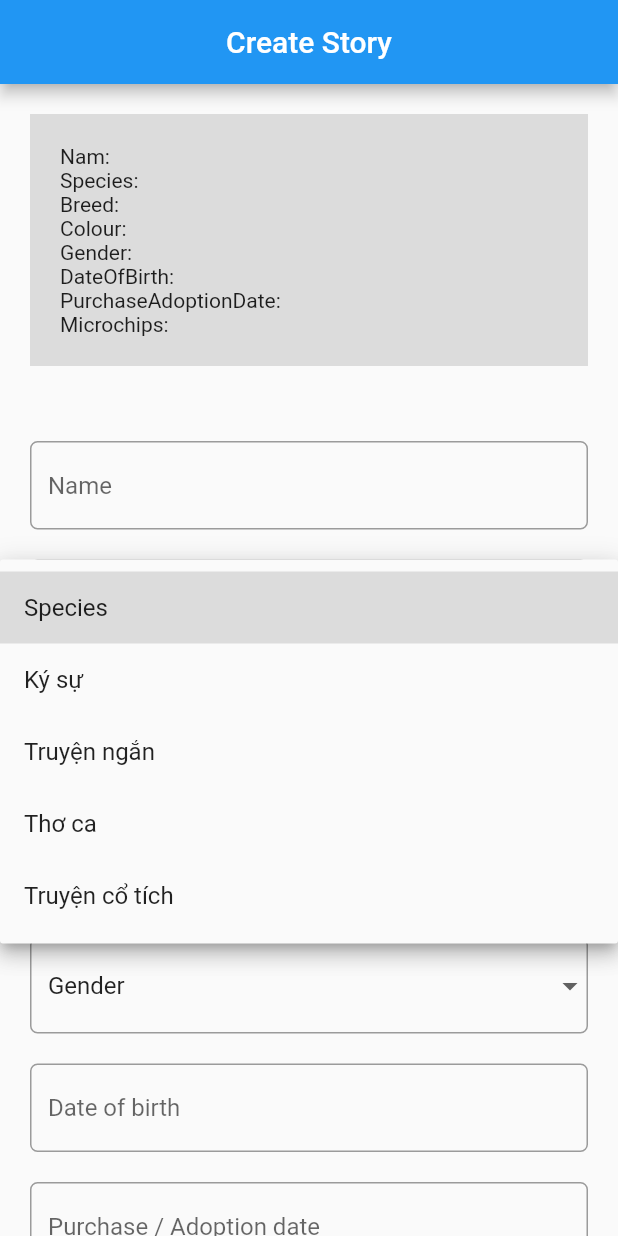
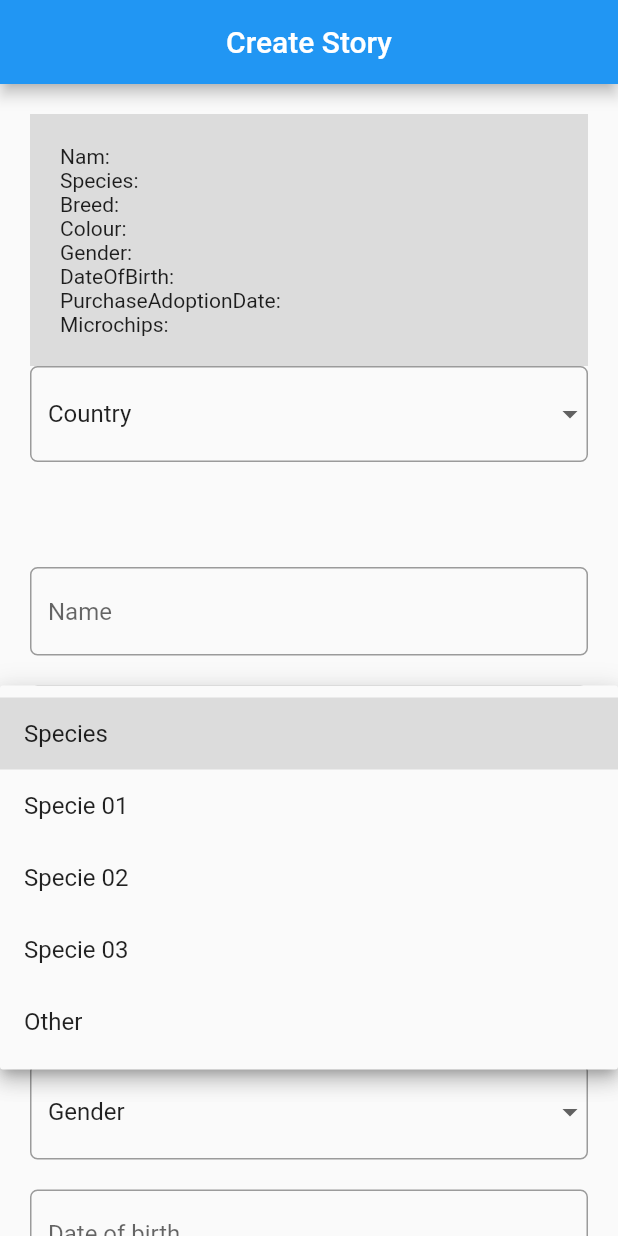
Before and after one commit to ducthuan1202/flutter-demo, a Flutter app: the screen it shows after launch, after a tap on "Species", on a phone screen of 412 x 824 dp. Run offline on Flutter 3.47's test engine with Material 2 defaults, Android fonts, the phone set to English and light mode, and no system bars; our stand-ins replace flutter_dotenv, graphql_flutter; network calls fail.

Commit message:
update code

```diff
--- /dev/null
+++ b/lib/graphql/queries/species.dart
@@ -0,0 +1,33 @@
+Future<List<Map<String, String>>> getSpecies() {
+  return Future.delayed(const Duration(seconds: 1), () => [
+    {'id': '1', 'name': 'Specie 01'},
+    {'id': '2', 'name': 'Specie 02'},
+    {'id': '3', 'name': 'Specie 03'},
+    {'id': '4', 'name': 'Other'},
+  ]);
+}
+
+Future<List<Map<String, String>>> getBreeds() {
+  return Future.delayed(const Duration(seconds: 1), () => [
+    {'id': '1', 'name': 'Breed 01'},
+    {'id': '2', 'name': 'Breed 02'},
+    {'id': '3', 'name': 'Breed 03'},
+    {'id': '4', 'name': 'Other'},
+  ]);
+}
+
+Future<List<Map<String, String>>> getColours() {
+  return Future.delayed(const Duration(seconds: 3), () => [
+    {'id': '1', 'name': 'Colour 01'},
+    {'id': '2', 'name': 'Colour 02'},
+    {'id': '3', 'name': 'Colour 03'},
+    {'id': '4', 'name': 'Other'},
+  ]);
+}
+
+Future<List<Map<String, String>>> getGenders() {
+  return Future.delayed(const Duration(seconds: 2), () => [
+    {'id': '1', 'name': 'Male'},
+    {'id': '2', 'name': 'Female'},
+  ]);
+}
--- a/lib/screens/story/partials/form.dart
+++ b/lib/screens/story/partials/form.dart
@@ -1,23 +1,10 @@
 import 'package:flutter/material.dart';
 import 'package:untitled/constants.dart';
 import 'package:untitled/graphql/queries/countries.dart';
+import 'package:untitled/graphql/queries/species.dart';
 import 'package:untitled/utils/form_helpers.dart';
 import 'package:untitled/widgets/select_options/index.dart';
 import 'package:untitled/widgets/text_input/index.dart';
-
-const List<Map<String, String>> categories = [
-  {'id': '1', 'name': 'Ký sự'},
-  {'id': '2', 'name': 'Truyện ngắn'},
-  {'id': '3', 'name': 'Thơ ca'},
-  {'id': '4', 'name': 'Truyện cổ tích'},
-];
-
-const List<Map<String, String>> authors = [
-  {'id': '1', 'name': 'Ngô Tất Tố'},
-  {'id': '2', 'name': 'Vũ Trọng Phụng'},
-  {'id': '3', 'name': 'Nam Cao'},
-  {'id': '4', 'name': 'Nguyễn Du'},
-];
 
 class StoryForm extends StatefulWidget {
   const StoryForm({Key? key}) : super(key: key);
@@ -29,10 +16,15 @@ class StoryForm extends StatefulWidget {
 class _StoryFormState extends State<StoryForm> {
   final _formKey = GlobalKey<FormState>();
   final _microchipInputController = TextEditingController();
+  List<Map<String, String>> speciesData = [];
+  List<Map<String, String>> breedData = [];
+  List<Map<String, String>> colourData = [];
+  List<Map<String, String>> genderData = [];
   List<Map<String, String>> countriesData = [];
   String? formValidateStatus;
 
   Map<String, dynamic> formData = {
+    'country': '',
     'name': '',
     'species' : '',
     'breed' : '',
@@ -95,11 +87,20 @@ class _StoryFormState extends State<StoryForm> {
     }
   }
 
+  void getDropdownDataFromNetwork() async{
+    final collect = await Future.wait([
+      getSpecies(),
+      getBreeds(),
+      getColours(),
+      getGenders(),
+    ]);
 
-  void getDropdownDataFromNetwork() async{
-    final data = await Future.wait([
-      getCountriesFromNetwork(),
-    ]);
+    setState(() {
+      speciesData = collect[0];
+      breedData = collect[1];
+      colourData = collect[2];
+      genderData = collect[3];
+    });
 
   }
 
@@ -125,6 +126,7 @@ class _StoryFormState extends State<StoryForm> {
     // TODO: implement initState
     super.initState();
     getCountriesFromNetwork();
+    getDropdownDataFromNetwork();
   }
 
   @override
@@ -137,6 +139,9 @@ class _StoryFormState extends State<StoryForm> {
   @override
   Widget build(BuildContext context) {
 
+    print('--------- render widget UI');
+
+    final keyCountry = 'country';
     final keyName = 'name';
     final keySpecies = 'species';
     final keyBreed = 'breed';
@@ -179,6 +184,25 @@ class _StoryFormState extends State<StoryForm> {
               ),
             ),
 
+            // TODO: Country demo
+            SelectOptions(
+              placeholder: 'Country',
+              name: keyCountry,
+              initialValue: formData[keyCountry],
+              dataSource: countriesData,
+              validator: (String? value) => fieldValidator(
+                name: keyCountry,
+                value: value,
+                message: 'required',
+              ),
+              onChanged: (String? value) => handleFieldOnChange(
+                name: keyCountry,
+                value: value,
+              ),
+            ),
+
+            SizedBox(height: formElementSpace,),
+
             SizedBox(height: 50,),
 
             // todo: name
@@ -204,7 +228,7 @@ class _StoryFormState extends State<StoryForm> {
               placeholder: 'Species',
               name: keySpecies,
               initialValue: formData[keySpecies],
-                dataSource: categories,
+              dataSource: speciesData,
               validator: (String? value) => fieldValidator(
                 name: keySpecies,
                 value: value,
@@ -223,7 +247,7 @@ class _StoryFormState extends State<StoryForm> {
               placeholder: 'Breed',
               name: keyBreed,
               initialValue: formData[keyBreed],
-              dataSource: authors,
+              dataSource: breedData,
               validator: (String? value) => fieldValidator(
                 name: keyBreed,
                 value: value,
@@ -242,7 +266,7 @@ class _StoryFormState extends State<StoryForm> {
               placeholder: 'Colour',
               name: keyColour,
               initialValue: formData[keyColour],
-              dataSource: countriesData,
+              dataSource: colourData,
               validator: (String? value) => fieldValidator(
                 name: keyColour,
                 value: value,
@@ -261,7 +285,7 @@ class _StoryFormState extends State<StoryForm> {
               placeholder: 'Gender',
               name: keyGender,
               initialValue: formData[keyGender],
-              dataSource: countriesData,
+              dataSource: genderData,
               validator: (String? value) => fieldValidator(
                 name: keyGender,
                 value: value,
```
Lines whose indentation alone changed are shown as unchanged.
